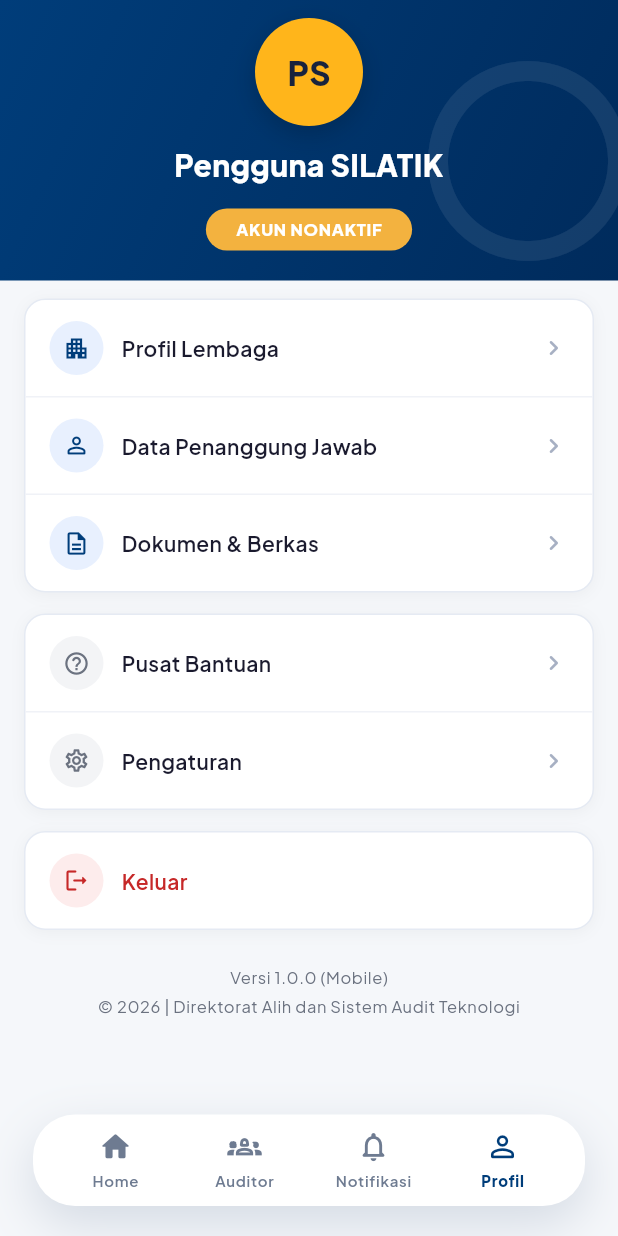
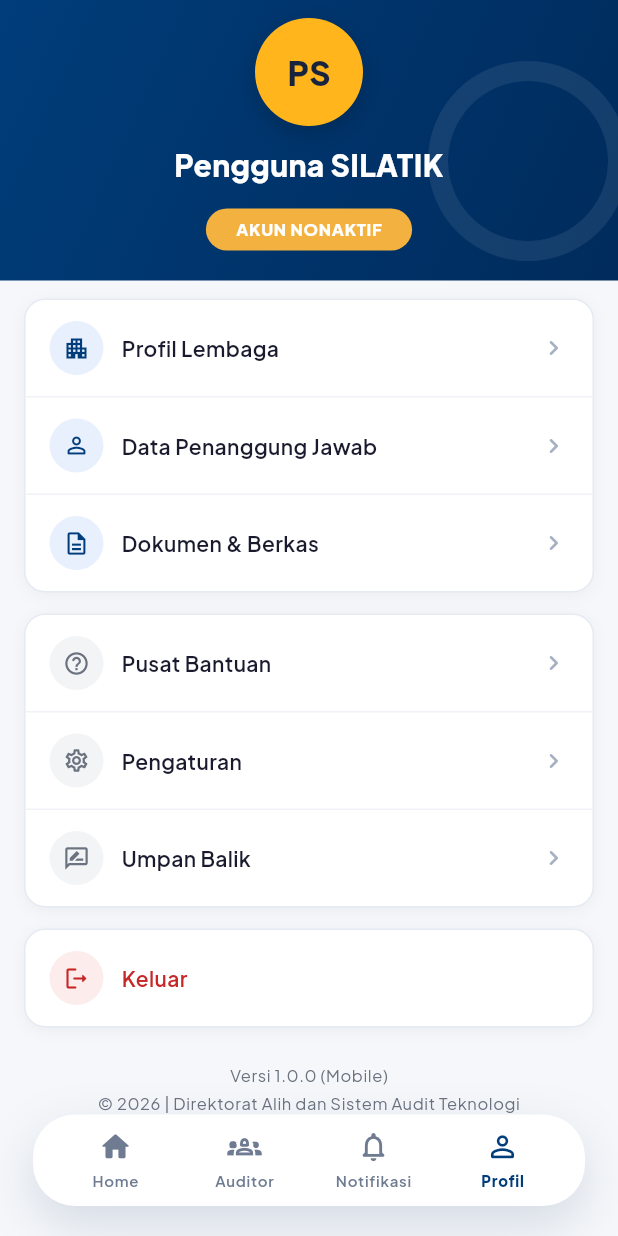
Before and after one commit to yanarazor/silatik-mobile, a Flutter app: the ProfilScreen screen opened by its route, on a phone screen of 412 x 824 dp. Run offline on Flutter 3.47's test engine with Material 3 defaults, Android fonts, the phone set to English and light mode, and no system bars; our stand-ins replace cached_network_image, dio, file_picker, flutter_dotenv, flutter_map, flutter_riverpod and 10 more; missing offline and left inert: syncfusion_flutter_pdfviewer; accounts and stored records are empty; network calls fail; statements that could not run were skipped.

Commit message:
feat: add umpan balik menu bridging to Google Form

```diff
--- a/lib/presentation/profil/profil_screen.dart
+++ b/lib/presentation/profil/profil_screen.dart
@@ -1,6 +1,7 @@
 import 'package:flutter/material.dart';
 import 'package:flutter_riverpod/flutter_riverpod.dart';
 import 'package:go_router/go_router.dart';
+import 'package:url_launcher/url_launcher.dart';
 
 import '../../core/constants/app_colors.dart';
 import '../../core/constants/app_routes.dart';
@@ -13,6 +14,11 @@ import 'widgets/app_version_footer.dart';
 import 'widgets/faq_item.dart';
 import 'widgets/profile_header.dart';
 import 'widgets/sheet_frame.dart';
+
+/// Demo-only bridge for testers: opens a Google Form to collect feedback on
+/// app progress. Swap the placeholder URL before distributing test builds;
+/// remove the menu entirely once a real feedback channel exists.
+const String _feedbackFormUrl = 'https://forms.gle/REPLACE-ME';
 
 class ProfilScreen extends ConsumerWidget {
   const ProfilScreen({super.key});
@@ -93,6 +99,13 @@ class ProfilScreen extends ConsumerWidget {
                         iconColor: AppColors.textSecondary,
                         onTap: () => context.push(AppRoutes.pengaturan),
                       ),
+                      MenuItemData(
+                        icon: Icons.rate_review_outlined,
+                        label: 'Umpan Balik',
+                        iconBgColor: const Color(0xFFF3F4F6),
+                        iconColor: AppColors.textSecondary,
+                        onTap: () => _openFeedbackForm(context),
+                      ),
                     ],
                   ),
                   const SizedBox(height: 14),
@@ -142,6 +155,17 @@ class ProfilScreen extends ConsumerWidget {
     if (!ok) return;
     await ref.read(authProvider.notifier).logout();
     if (context.mounted) context.go(AppRoutes.login);
+  }
+
+  Future<void> _openFeedbackForm(BuildContext context) async {
+    final uri = Uri.tryParse(_feedbackFormUrl);
+    final ok = uri != null &&
+        await launchUrl(uri, mode: LaunchMode.externalApplication);
+    if (!ok && context.mounted) {
+      ScaffoldMessenger.of(context).showSnackBar(
+        const SnackBar(content: Text('Gagal membuka formulir masukan')),
+      );
+    }
   }
 
   void _showFaqSheet(BuildContext context, WidgetRef ref) {
```
